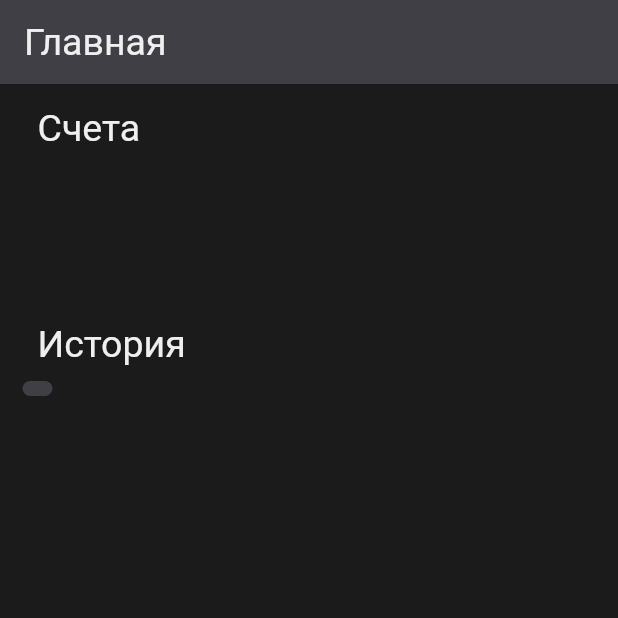
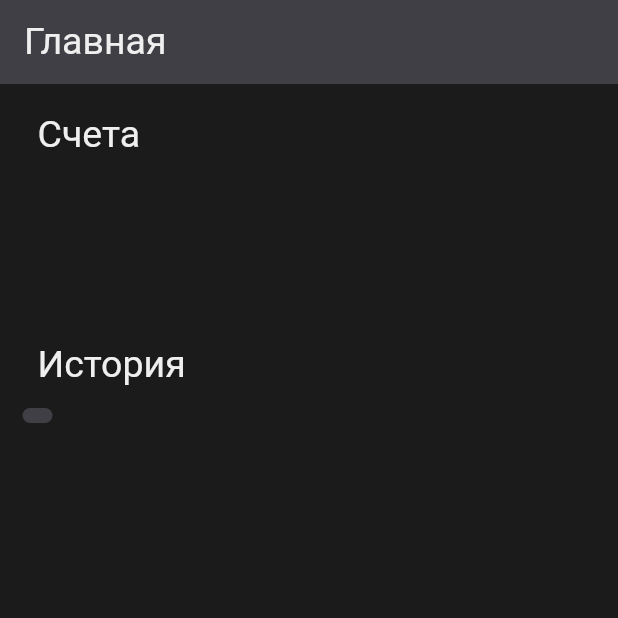
Before and after one commit to sadovnic13/bigi_2.0, a Flutter app: the screen it shows after launch, on a phone screen of 412 x 824 dp, the top half of it. Run offline on Flutter 3.47's test engine with Material 3 defaults, Android fonts, the phone set to English and light mode, and no system bars; our stand-ins replace equatable, flutter_bloc, flutter_svg, supabase_flutter; accounts and stored records are empty; Roboto replaces fonts that are missing (Montserrat); project files that could hold a hidden picture were left out.

Commit message:
work with bloc main screen

```diff
--- a/lib/features/home_page/bloc/homepage_block.dart
+++ b/lib/features/home_page/bloc/homepage_block.dart
@@ -1,12 +1,26 @@
+import 'package:bigi/repositories/models/models.dart';
+import 'package:equatable/equatable.dart';
 import 'package:flutter_bloc/flutter_bloc.dart';
+
+import '../../../repositories/requests/requests.dart';
 
 part 'homepage_event.dart';
 part 'homepage_state.dart';
 
 class HomepageBloc extends Bloc<HomepageEvent, HomepageState> {
-  HomepageBloc() : super(HomepageInitial()) {
-    on<LoadDataBase>((event, emit) {
-      print("Data loading...");
+  HomepageBloc(this.billsRepository, this.historyRepository) : super(HomepageInitial()) {
+    on<LoadDataBase>((event, emit) async {
+      try {
+        emit(HomepageLoading());
+        final moneyBillsList = await billsRepository.getBillsList();
+        final historyRecords = await historyRepository.getHistoryList();
+        emit(HomepageLoaded(billsList: moneyBillsList, historyRecords: historyRecords));
+      } catch (e) {
+        emit(HomepageFailure(exception: e));
+      }
     });
   }
+
+  final BillsRepository billsRepository;
+  final HistoryRepository historyRepository;
 }
--- a/lib/features/home_page/bloc/homepage_event.dart
+++ b/lib/features/home_page/bloc/homepage_event.dart
@@ -1,5 +1,8 @@
 part of 'homepage_block.dart';
 
-class HomepageEvent {}
+abstract class HomepageEvent extends Equatable {}
 
-class LoadDataBase extends HomepageEvent {}
+class LoadDataBase extends HomepageEvent {
+  @override
+  List<Object?> get props => [];
+}
--- a/lib/features/home_page/bloc/homepage_state.dart
+++ b/lib/features/home_page/bloc/homepage_state.dart
@@ -1,11 +1,36 @@
 part of 'homepage_block.dart';
 
-class HomepageState {}
+abstract class HomepageState extends Equatable {}
 
-class HomepageInitial extends HomepageState {}
+class HomepageInitial extends HomepageState {
+  @override
+  List<Object?> get props => [];
+}
 
-class HomepageLoading extends HomepageState {}
+class HomepageLoading extends HomepageState {
+  @override
+  List<Object?> get props => [];
+}
 
-class HomepageLoaded extends HomepageState {}
+class HomepageLoaded extends HomepageState {
+  HomepageLoaded({
+    required this.billsList,
+    required this.historyRecords,
+  });
 
-class HomepageFailure extends HomepageState {}
+  final List<MoneyBill> billsList;
+  final List<HistoryRecord> historyRecords;
+
+  @override
+  List<Object?> get props => [billsList, historyRecords];
+}
+
+class HomepageFailure extends HomepageState {
+  HomepageFailure({
+    required this.exception,
+  });
+  final Object? exception;
+
+  @override
+  List<Object?> get props => [exception];
+}
--- a/lib/features/home_page/view/history_list.dart
+++ b/lib/features/home_page/view/history_list.dart
@@ -24,7 +24,7 @@ class HistoryList extends StatelessWidget {
         },
       ),
       historyRecords.length > countRow
-          ? Container(
+          ? SizedBox(
               width: double.infinity,
               child: TextButton(
                 onPressed: () {
@@ -41,7 +41,7 @@ class HistoryList extends StatelessWidget {
                 ),
               ),
             )
-          : SizedBox(),
+          : const SizedBox(),
     ]);
   }
 }
--- a/lib/features/home_page/view/homepage_screen.dart
+++ b/lib/features/home_page/view/homepage_screen.dart
@@ -1,11 +1,12 @@
 import 'package:flutter/material.dart';
+import 'package:flutter_bloc/flutter_bloc.dart';
 
 import '../../../design/design.dart';
 import '../../../repositories/repositories.dart';
+import '../../../theme/theme.dart';
 import '../../widgets_common/widgets_common.dart';
 import '../bloc/homepage_block.dart';
 import '../home_page.dart';
-import '../widgets/widgets.dart';
 
 class HomePageScreen extends StatefulWidget {
   const HomePageScreen({super.key});
@@ -15,13 +16,13 @@ class HomePageScreen extends StatefulWidget {
 }
 
 class _HomePageScreenState extends State<HomePageScreen> {
-  final _homepageBloc = HomepageBloc();
-  List<MoneyBill>? _moneyBillsList;
-  List<HistoryRecord>? _historyRecords;
+  // List<MoneyBill>? _moneyBillsList;
+  // List<HistoryRecord>? _historyRecords;
+  final _homepageBloc = HomepageBloc(BillsRepository(), HistoryRepository());
 
   @override
   void initState() {
-    _loadData();
+    // _loadData();
     _homepageBloc.add(LoadDataBase());
     super.initState();
   }
@@ -36,10 +37,17 @@ class _HomePageScreenState extends State<HomePageScreen> {
             style: theme.textTheme.titleMedium,
           ),
         ),
-      body: _moneyBillsList == null && _historyRecords == null
-          ? LoadCircular()
-          : SingleChildScrollView(
-              child: Column(
+        body: BlocBuilder<HomepageBloc, HomepageState>(
+          bloc: _homepageBloc,
+          builder: (context, state) {
+            if (state is HomepageLoaded) {
+              return RefreshIndicator(
+                onRefresh: () async {
+                  _homepageBloc.add(LoadDataBase());
+                },
+                child: ListView(
+                  children: [
+                    Column(
                       crossAxisAlignment: CrossAxisAlignment.start,
                       children: [
                         Padding(
@@ -49,7 +57,7 @@ class _HomePageScreenState extends State<HomePageScreen> {
                             style: theme.textTheme.titleMedium,
                           ),
                         ),
-                  BillTileList(moneyBillsList: _moneyBillsList!),
+                        BillTileList(moneyBillsList: state.billsList),
                         Padding(
                           padding: const EdgeInsets.only(left: 25, top: 15, right: 40, bottom: 10),
                           child: Text(
@@ -65,18 +73,93 @@ class _HomePageScreenState extends State<HomePageScreen> {
                             borderRadius: BorderRadius.circular(cardBorderRadius),
                           ),
                           child: HistoryList(
-                      historyRecords: _historyRecords!,
+                            historyRecords: state.historyRecords,
                           ),
                         ),
                       ],
                     ),
+                  ],
                 ),
+              );
+            }
+            if (state is HomepageFailure) {
+              return Center(
+                child: Column(
+                  mainAxisAlignment: MainAxisAlignment.center,
+                  children: [
+                    Text(
+                      "ЧТо-то пошло не так",
+                      style: theme.textTheme.titleMedium,
+                    ),
+                    const Text(
+                      'Попробуйте позже',
+                      style: TextStyle(
+                          fontFamily: fontFamilyMontserrat,
+                          fontSize: fontSize15,
+                          color: secondTextColor,
+                          fontWeight: FontWeight.w400),
+                    ),
+                    SizedBox(
+                      height: 30,
+                    ),
+                    OutlinedButton(
+                      onPressed: () {
+                        _homepageBloc.add(LoadDataBase());
+                      },
+                      child: Text(
+                        'Повторить',
+                        style: theme.textTheme.labelSmall,
+                      ),
+                    )
+                  ],
+                ),
+              );
+            }
+            return const LoadCircular();
+          },
+        )
+
+        //  _moneyBillsList == null && _historyRecords == null
+        //     ? LoadCircular()
+        //     : SingleChildScrollView(
+        //         child: Column(
+        //           crossAxisAlignment: CrossAxisAlignment.start,
+        //           children: [
+        //             Padding(
+        //               padding: const EdgeInsets.only(left: 25, top: 15, right: 40, bottom: 10),
+        //               child: Text(
+        //                 "Счета",
+        //                 style: theme.textTheme.titleMedium,
+        //               ),
+        //             ),
+        //             BillTileList(moneyBillsList: _moneyBillsList!),
+        //             Padding(
+        //               padding: const EdgeInsets.only(left: 25, top: 15, right: 40, bottom: 10),
+        //               child: Text(
+        //                 "История",
+        //                 style: theme.textTheme.titleMedium,
+        //               ),
+        //             ),
+        //             Container(
+        //               margin: const EdgeInsets.symmetric(horizontal: 15),
+        //               padding: const EdgeInsets.only(left: 10, top: 5, right: 10, bottom: 5),
+        //               decoration: BoxDecoration(
+        //                 color: surfaceColor,
+        //                 borderRadius: BorderRadius.circular(cardBorderRadius),
+        //               ),
+        //               child: HistoryList(
+        //                 historyRecords: _historyRecords!,
+        //               ),
+        //             ),
+        //           ],
+        //         ),
+        //       ),
         );
   }
 
   Future<void> _loadData() async {
-    _moneyBillsList = await BillsRepositories().getBillsList();
-    _historyRecords = await HistoryRepositories().getHistoryList();
+    // _moneyBillsList = await BillsRepository().getBillsList();
+    // _historyRecords = await HistoryRepository().getHistoryList();
     setState(() {});
   }
 }
--- a/lib/features/home_page/widgets/bill_tile_list.dart
+++ b/lib/features/home_page/widgets/bill_tile_list.dart
@@ -4,7 +4,7 @@ import '../../../repositories/repositories.dart';
 import 'bill_card.dart';
 
 class BillTileList extends StatelessWidget {
-  BillTileList({super.key, required this.moneyBillsList});
+  const BillTileList({super.key, required this.moneyBillsList});
   final List<MoneyBill> moneyBillsList;
 
   @override
--- a/lib/repositories/models/history_record.dart
+++ b/lib/repositories/models/history_record.dart
@@ -1,16 +1,21 @@
-class HistoryRecord {
+import 'package:equatable/equatable.dart';
+
+class HistoryRecord extends Equatable {
   const HistoryRecord(
       {required this.id,
       required this.category,
-      required this.billId,
+      required this.billName,
       required this.money,
       required this.date,
       required this.isProfit});
 
   final int id;
   final String category;
-  final int billId;
+  final String billName;
   final double money;
   final String date;
   final bool isProfit;
+
+  @override
+  List<Object?> get props => [id, category, billName, money, date, isProfit];
 }
--- a/lib/repositories/requests/bills_repositories.dart
+++ b/lib/repositories/requests/bills_repository.dart
@@ -2,7 +2,7 @@ import 'package:supabase_flutter/supabase_flutter.dart';
 
 import '../models/models.dart';
 
-class BillsRepositories {
+class BillsRepository {
   Future<List<MoneyBill>> getBillsList() async {
     final SupabaseClient client = Supabase.instance.client;
     final response = await client.from('bills').select('*').order('created_at', ascending: true);
--- a/lib/repositories/requests/requests.dart
+++ b/lib/repositories/requests/requests.dart
@@ -1,2 +1,2 @@
-export 'history_repositories.dart';
-export 'bills_repositories.dart';
+export 'history_repository.dart';
+export 'bills_repository.dart';
--- a/lib/theme/theme.dart
+++ b/lib/theme/theme.dart
@@ -5,7 +5,7 @@ import '../design/design.dart';
 const String fontFamilyMontserrat = "Montserrat";
 
 final darkTheme = ThemeData(
-    useMaterial3: false,
+    // useMaterial3: false,
     scaffoldBackgroundColor: backgroundColor,
     appBarTheme: const AppBarTheme(
       backgroundColor: surfaceColor,
--- a/pubspec.yaml
+++ b/pubspec.yaml
@@ -7,6 +7,7 @@ environment:
   sdk: '>=3.2.3 <4.0.0'
 
 dependencies:
+  equatable: ^2.0.5
   flutter:
     sdk: flutter
   flutter_bloc: ^8.1.4
@@ -22,7 +23,7 @@ flutter:
   uses-material-design: true
 
   assets:
-    - assets/images/
+      - assets/images/
 
 
 fonts:
```
Also changed, not shown: lib/features/widgets_common/spend_row.dart (+7 -4 lines), lib/repositories/requests/history_repositories.dart (deleted, +0 -24 lines), lib/repositories/requests/history_repository.dart (added, +30 -0 lines), pubspec.lock. Lines whose indentation alone changed are shown as unchanged.
